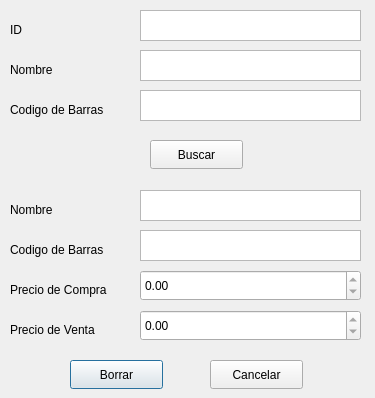
PabloDev2195/Smart_Point_Of_Sale, file src/dialog/dialog_deleteproduct.ui: the form before one commit.
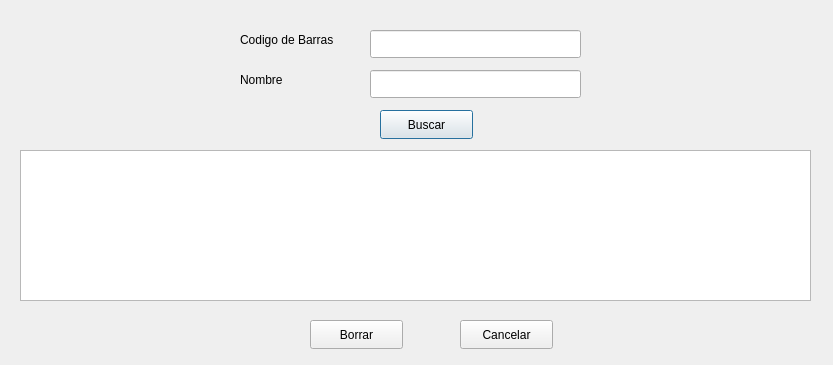
The form after the commit.

Commit message: Dialog changes and search products

The edit to the form file:
```diff
--- a/src/dialog/dialog_deleteproduct.ui
+++ b/src/dialog/dialog_deleteproduct.ui
@@ -6,31 +6,18 @@
    <rect>
     <x>0</x>
     <y>0</y>
-    <width>375</width>
-    <height>398</height>
+    <width>833</width>
+    <height>365</height>
    </rect>
   </property>
   <property name="windowTitle">
    <string>Eliminar Producto</string>
   </property>
-  <widget class="QDoubleSpinBox" name="doubleSpinBox_PurchasePrice">
-   <property name="geometry">
-    <rect>
-     <x>140</x>
-     <y>270</y>
-     <width>221</width>
-     <height>31</height>
-    </rect>
-   </property>
-   <property name="readOnly">
-    <bool>true</bool>
-   </property>
-  </widget>
   <widget class="QPushButton" name="pushButton_Delete">
    <property name="geometry">
     <rect>
-     <x>70</x>
-     <y>360</y>
+     <x>310</x>
+     <y>320</y>
      <width>93</width>
      <height>29</height>
     </rect>
@@ -39,24 +26,11 @@
     <string>Borrar</string>
    </property>
   </widget>
-  <widget class="QLabel" name="label_Name">
-   <property name="geometry">
-    <rect>
-     <x>10</x>
-     <y>200</y>
-     <width>63</width>
-     <height>20</height>
-    </rect>
-   </property>
-   <property name="text">
-    <string>Nombre</string>
-   </property>
-  </widget>
   <widget class="QLabel" name="label_FindName">
    <property name="geometry">
     <rect>
-     <x>10</x>
-     <y>60</y>
+     <x>240</x>
+     <y>70</y>
      <width>63</width>
      <height>20</height>
     </rect>
@@ -68,8 +42,8 @@
   <widget class="QLabel" name="label_FindBarcode">
    <property name="geometry">
     <rect>
-     <x>10</x>
-     <y>100</y>
+     <x>240</x>
+     <y>30</y>
      <width>121</width>
      <height>20</height>
     </rect>
@@ -81,8 +55,8 @@
   <widget class="QPushButton" name="pushButton_Cancel">
    <property name="geometry">
     <rect>
-     <x>210</x>
-     <y>360</y>
+     <x>460</x>
+     <y>320</y>
      <width>93</width>
      <height>29</height>
     </rect>
@@ -91,83 +65,11 @@
     <string>Cancelar</string>
    </property>
   </widget>
-  <widget class="QLabel" name="label_PurchasePrice">
-   <property name="geometry">
-    <rect>
-     <x>10</x>
-     <y>280</y>
-     <width>131</width>
-     <height>20</height>
-    </rect>
-   </property>
-   <property name="text">
-    <string>Precio de Compra</string>
-   </property>
-  </widget>
-  <widget class="QTextEdit" name="textEdit_Barcode">
-   <property name="enabled">
-    <bool>true</bool>
-   </property>
-   <property name="geometry">
-    <rect>
-     <x>140</x>
-     <y>230</y>
-     <width>221</width>
-     <height>31</height>
-    </rect>
-   </property>
-   <property name="readOnly">
-    <bool>true</bool>
-   </property>
-  </widget>
-  <widget class="QTextEdit" name="textEdit_FindId">
-   <property name="geometry">
-    <rect>
-     <x>140</x>
-     <y>10</y>
-     <width>221</width>
-     <height>31</height>
-    </rect>
-   </property>
-  </widget>
-  <widget class="QTextEdit" name="textEdit_FindName">
-   <property name="geometry">
-    <rect>
-     <x>140</x>
-     <y>50</y>
-     <width>221</width>
-     <height>31</height>
-    </rect>
-   </property>
-  </widget>
-  <widget class="QTextEdit" name="textEdit_FindBarcode">
-   <property name="geometry">
-    <rect>
-     <x>140</x>
-     <y>90</y>
-     <width>221</width>
-     <height>31</height>
-    </rect>
-   </property>
-  </widget>
-  <widget class="QLabel" name="label_FindId">
-   <property name="geometry">
-    <rect>
-     <x>10</x>
-     <y>20</y>
-     <width>63</width>
-     <height>20</height>
-    </rect>
-   </property>
-   <property name="text">
-    <string>ID</string>
-   </property>
-  </widget>
   <widget class="QPushButton" name="pushButton_Find">
    <property name="geometry">
     <rect>
-     <x>150</x>
-     <y>140</y>
+     <x>380</x>
+     <y>110</y>
      <width>93</width>
      <height>29</height>
     </rect>
@@ -175,61 +77,39 @@
    <property name="text">
     <string>Buscar</string>
    </property>
-  </widget>
-  <widget class="QLabel" name="label_Barcode">
-   <property name="geometry">
-    <rect>
-     <x>10</x>
-     <y>240</y>
-     <width>121</width>
-     <height>20</height>
-    </rect>
+   <property name="default">
+    <bool>true</bool>
    </property>
-   <property name="text">
-    <string>Codigo de Barras</string>
-   </property>
   </widget>
-  <widget class="QDoubleSpinBox" name="doubleSpinBox_SellPrice">
+  <widget class="QTableWidget" name="tableWidget_Products">
    <property name="geometry">
     <rect>
-     <x>140</x>
-     <y>310</y>
-     <width>221</width>
-     <height>31</height>
+     <x>20</x>
+     <y>150</y>
+     <width>791</width>
+     <height>151</height>
     </rect>
    </property>
-   <property name="readOnly">
-    <bool>true</bool>
-   </property>
   </widget>
-  <widget class="QTextEdit" name="textEdit_Name">
-   <property name="enabled">
-    <bool>true</bool>
-   </property>
+  <widget class="QLineEdit" name="lineEdit_Barcode">
    <property name="geometry">
     <rect>
-     <x>140</x>
-     <y>190</y>
-     <width>221</width>
-     <height>31</height>
+     <x>370</x>
+     <y>30</y>
+     <width>211</width>
+     <height>28</height>
     </rect>
    </property>
-   <property name="readOnly">
-    <bool>true</bool>
-   </property>
   </widget>
-  <widget class="QLabel" name="label_SellPrice">
+  <widget class="QLineEdit" name="lineEdit_Name">
    <property name="geometry">
     <rect>
-     <x>10</x>
-     <y>320</y>
-     <width>121</width>
-     <height>20</height>
+     <x>370</x>
+     <y>70</y>
+     <width>211</width>
+     <height>28</height>
     </rect>
    </property>
-   <property name="text">
-    <string>Precio de Venta</string>
-   </property>
   </widget>
  </widget>
  <resources/>
```
The commit also changes 2 other files.
